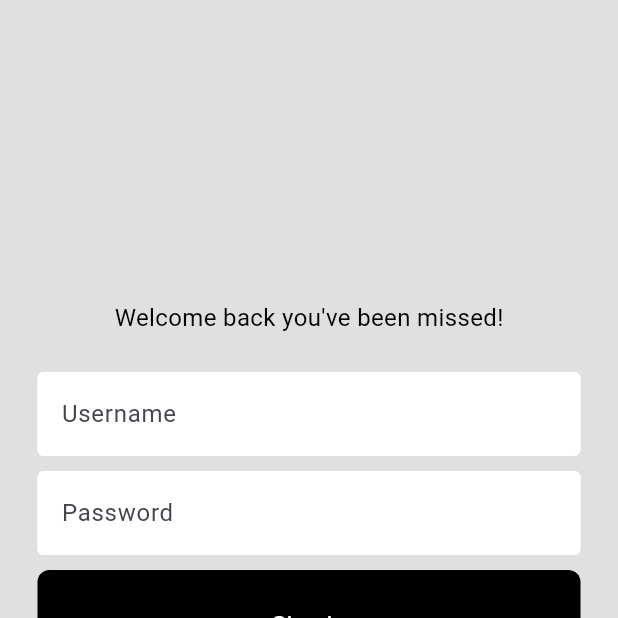
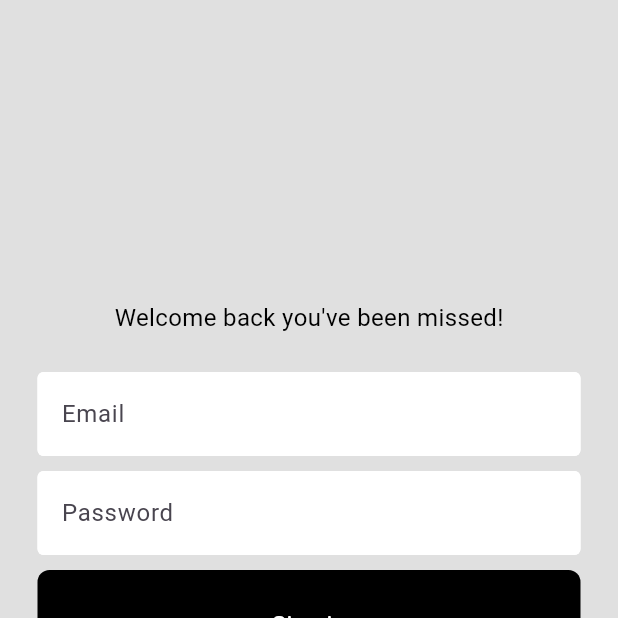
Before and after one commit to MrCharizard306/sidequest, a Flutter app: the screen it shows after launch, on a phone screen of 412 x 824 dp, the top half of it. Run offline on Flutter 3.47's test engine with Material 3 defaults, Android fonts, the phone set to English and light mode, and no system bars; our stand-ins replace firebase_auth, firebase_core, firebase_database, geolocator; accounts and stored records are empty.

Commit message:
Login Firebase

```diff
--- /dev/null
+++ b/lib/auth_page.dart
@@ -0,0 +1,30 @@
+import 'package:flutter/material.dart';
+import 'package:firebase_auth/firebase_auth.dart';
+import 'package:sidequest/pages/home_page.dart';
+import 'package:sidequest/pages/login.dart';
+
+class AuthPage extends StatelessWidget{
+  const AuthPage({super.key});
+
+  @override
+  Widget build(BuildContext context) {
+    return Scaffold(
+      body: StreamBuilder<User?>(
+        stream: FirebaseAuth.instance.authStateChanges(),
+        builder: (context, snapshot) {
+            // user is logged in
+            if(snapshot.hasData){
+              return HomePage();
+            }
+            else {
+              return LoginPage();
+            }
+
+        },
+      ),
+    );
+
+  }
+
+
+}
--- a/lib/login.dart
+++ b/lib/pages/login.dart
@@ -1,15 +1,22 @@
 
 
+import 'package:firebase_auth/firebase_auth.dart';
+import 'package:firebase_core/firebase_core.dart';
 import 'package:flutter/material.dart';
 import 'package:sidequest/components/my_button.dart';
 import 'package:sidequest/components/my_textfield.dart';
 
 class LoginPage extends StatelessWidget{
   LoginPage({super.key});
-  final usernameController = TextEditingController();
+  final emailController = TextEditingController();
   final passwordController = TextEditingController();
 
-  void signUserIn(){} // sing user in
+  void signUserIn() async{
+    await FirebaseAuth.instance.signInWithEmailAndPassword(
+      email: emailController.text,
+      password: passwordController.text,
+      );
+  } // sin in user in
 
   void signUp(){}
 
@@ -33,9 +40,10 @@ class LoginPage extends StatelessWidget{
             ),
             const SizedBox(height: 25),
 
-          MyTextField(controller: usernameController, hintText: 'Username', obsureText: false),
+          MyTextField(controller: emailController, hintText: 'Email', obsureText: false),
           const SizedBox(height: 10,),
-          MyTextField(controller: usernameController, hintText: 'Password', obsureText: true),
+
+          MyTextField(controller: passwordController, hintText: 'Password', obsureText: true),
           const SizedBox(height: 10,),
           MyButton(
             onTap: signUserIn,
--- a/lib/main.dart
+++ b/lib/pages/main.dart
@@ -2,11 +2,16 @@
 
 import 'package:flutter/material.dart';
 import 'package:firebase_core/firebase_core.dart';
-import 'package:sidequest/login.dart';
+import 'package:sidequest/auth_page.dart';
+import 'package:sidequest/pages/login.dart';
 import 'firebase_options.dart';
 
 
-void main() {
+void main() async{
+  WidgetsFlutterBinding.ensureInitialized();
+  await Firebase.initializeApp(
+    options: DefaultFirebaseOptions.currentPlatform,
+  );
   runApp(const MyApp());
 }
 
@@ -17,7 +22,7 @@
   Widget build(BuildContext context){
     return MaterialApp(
       debugShowCheckedModeBanner: false,
-      home: LoginPage(),
+      home: AuthPage(),
     );
   }
 }
```
Also changed, not shown: lib/pages/home_page.dart (added, +14 -0 lines), lib/pages/firebase_options.dart (renamed from lib/firebase_options.dart), lib/pages/signin.dart (added), 1 other file.
